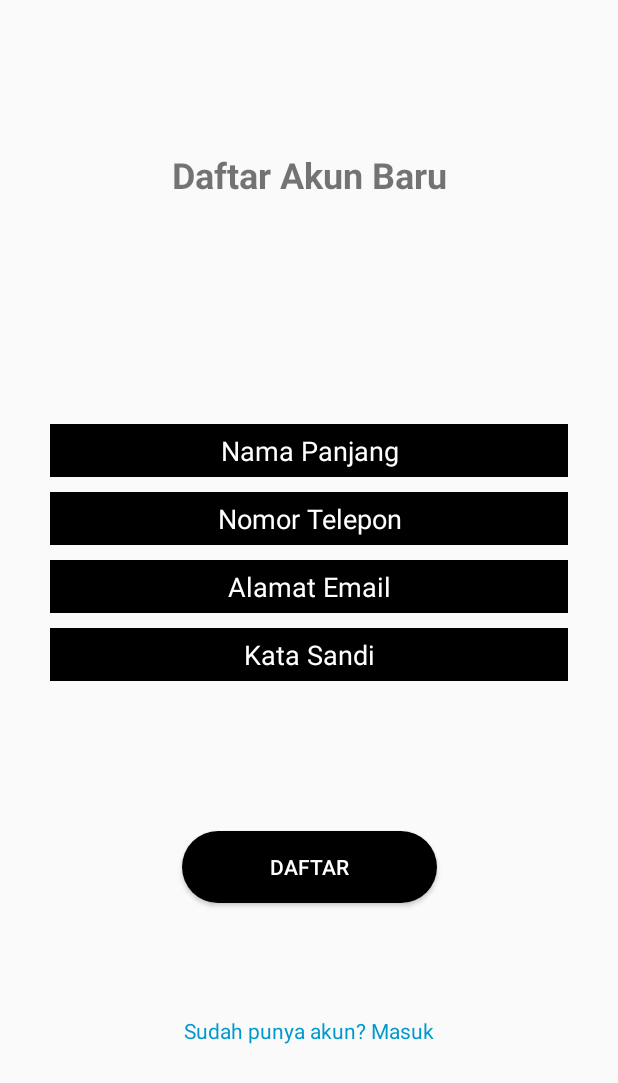
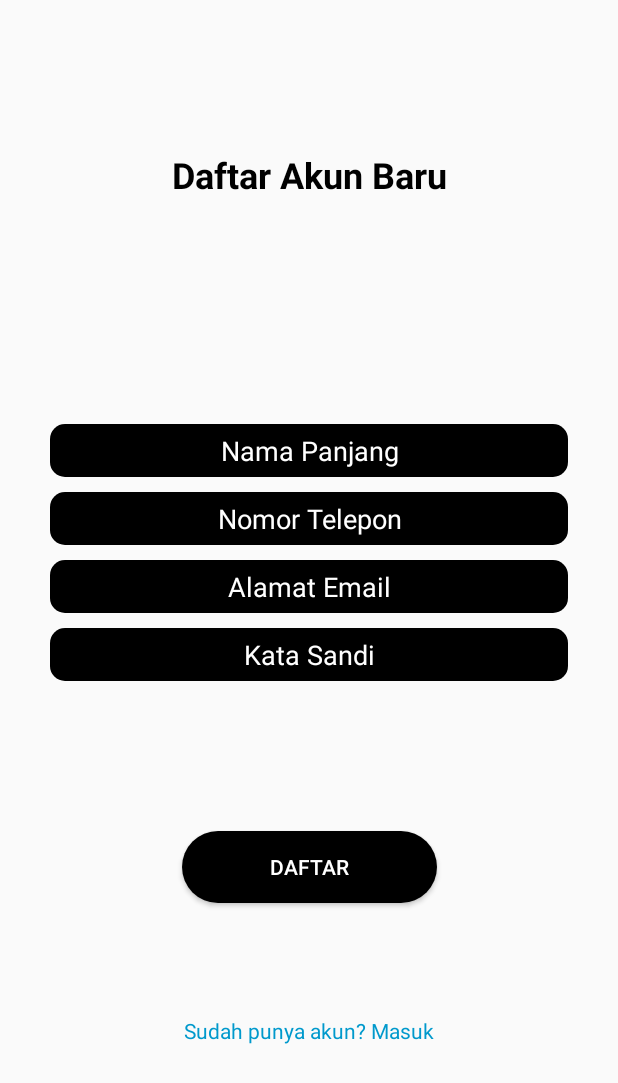
Before and after one commit to AldiRenaldi19/ProjectMobile, an Android app: the RegisterActivity screen opened directly, with no data from a screen before it, on a phone screen of 412 x 824 dp. Shown: the top 1083 px of the screen. Run offline under Robolectric (Android 15) with nearby library versions, the light colour scheme and no system bars.

```diff
--- a/app/src/main/res/layout/activity_register.xml
+++ b/app/src/main/res/layout/activity_register.xml
@@ -12,6 +12,7 @@
         android:layout_height="wrap_content"
         android:text="Daftar Akun Baru"
         android:gravity="center"
+        android:textColor="@color/black"
         android:layout_margin="100dp"
         android:textSize="24sp"
         android:textStyle="bold"
@@ -24,54 +25,62 @@
         android:layout_width="345dp"
         android:layout_height="35dp"
         android:layout_margin="150dp"
-        android:background="@color/black"
+        android:background="@drawable/buttonuser"
+        android:gravity="center"
+        android:hint="Nama Panjang"
+        android:textColor="@color/white"
         android:textColorHint="@color/white"
-        android:hint="Nama Panjang"
         app:layout_constraintEnd_toEndOf="parent"
         app:layout_constraintStart_toStartOf="parent"
-        android:gravity="center"
-        app:layout_constraintTop_toBottomOf="@+id/daftarAkun" />
+        app:layout_constraintTop_toBottomOf="@+id/daftarAkun"
+        tools:ignore="TouchTargetSizeCheck" />
 
     <EditText
         android:id="@+id/nomorTelepon"
         android:layout_width="345dp"
         android:layout_height="35dp"
         android:layout_margin="10dp"
-        android:background="@color/black"
+        android:background="@drawable/buttonuser"
+        android:gravity="center"
+        android:hint="Nomor Telepon"
+        android:textColor="@color/white"
         android:textColorHint="@color/white"
-        android:hint="Nomor Telepon"
         app:layout_constraintEnd_toEndOf="parent"
         app:layout_constraintStart_toStartOf="parent"
-        android:gravity="center"
-        app:layout_constraintTop_toBottomOf="@+id/namaPanjang" />
+        app:layout_constraintTop_toBottomOf="@+id/namaPanjang"
+        tools:ignore="TouchTargetSizeCheck" />
 
     <EditText
         android:id="@+id/alamatEmail"
         android:layout_width="345dp"
         android:layout_height="35dp"
         android:layout_margin="10dp"
-        android:background="@color/black"
-        android:textColorHint="@color/white"
+        android:background="@drawable/buttonuser"
+        android:gravity="center"
         android:hint="Alamat Email"
         android:inputType="textEmailAddress"
+        android:textColor="@color/white"
+        android:textColorHint="@color/white"
         app:layout_constraintEnd_toEndOf="parent"
         app:layout_constraintStart_toStartOf="parent"
-        android:gravity="center"
-        app:layout_constraintTop_toBottomOf="@+id/nomorTelepon" />
+        app:layout_constraintTop_toBottomOf="@+id/nomorTelepon"
+        tools:ignore="TouchTargetSizeCheck" />
 
     <EditText
         android:id="@+id/kataSandi"
         android:layout_width="345dp"
         android:layout_height="35dp"
         android:layout_margin="10dp"
-        android:background="@color/black"
-        android:textColorHint="@color/white"
+        android:background="@drawable/buttonuser"
+        android:gravity="center"
         android:hint="Kata Sandi"
         android:inputType="textPassword"
+        android:textColor="@color/white"
+        android:textColorHint="@color/white"
         app:layout_constraintEnd_toEndOf="parent"
         app:layout_constraintStart_toStartOf="parent"
-        android:gravity="center"
-        app:layout_constraintTop_toBottomOf="@+id/alamatEmail" />
+        app:layout_constraintTop_toBottomOf="@+id/alamatEmail"
+        tools:ignore="TouchTargetSizeCheck" />
 
     <Button
         android:id="@+id/daftar"
@@ -80,7 +89,7 @@
         android:text="DAFTAR"
         android:textColor="@color/white"
         android:background="@drawable/button"
-       android:layout_margin="100dp"
+        android:layout_margin="100dp"
         app:layout_constraintEnd_toEndOf="parent"
         app:layout_constraintStart_toStartOf="parent"
         app:layout_constraintTop_toBottomOf="@+id/kataSandi" />
@@ -89,13 +98,15 @@
         android:id="@+id/sudahMemilikiAkun"
         android:layout_width="wrap_content"
         android:layout_height="wrap_content"
-        android:text="Sudah punya akun? Masuk"
         android:layout_margin="75dp"
         android:layout_marginTop="16dp"
-        android:textColor ="@android:color/holo_blue_dark"
         android:clickable="true"
         android:focusable="true"
+        android:text="Sudah punya akun? Masuk"
+        android:textColor="@android:color/holo_blue_dark"
         app:layout_constraintEnd_toEndOf="parent"
         app:layout_constraintStart_toStartOf="parent"
-        app:layout_constraintTop_toBottomOf="@+id/daftar" />
+        app:layout_constraintTop_toBottomOf="@+id/daftar"
+        tools:ignore="TouchTargetSizeCheck" />
+
 </androidx.constraintlayout.widget.ConstraintLayout>
```
